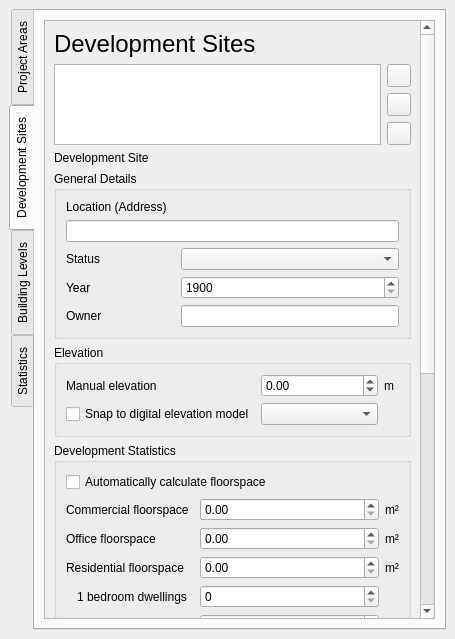
This is qcity/ui/dockwidget_main.ui in north-road/QCity as Qt 5 draws it before an edit. The edited form follows.
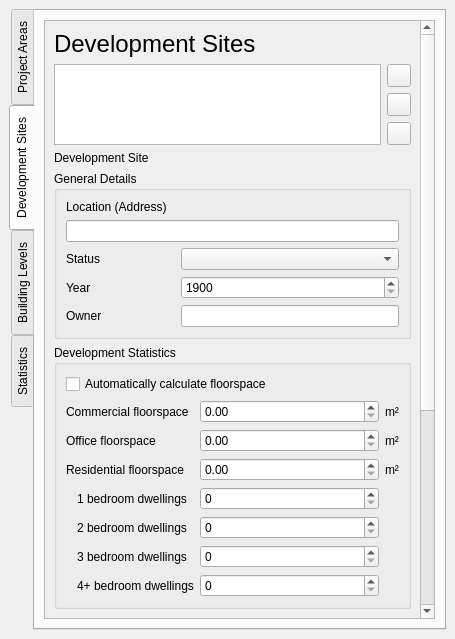
This is the edited form. The open tabs and pages were chosen to show the change. Custom widgets are drawn as their Qt base class.

Commit message: Drop elevation widgets

```diff
--- a/qcity/ui/dockwidget_main.ui
+++ b/qcity/ui/dockwidget_main.ui
@@ -532,12 +532,12 @@
            <property name="geometry">
             <rect>
              <x>0</x>
-             <y>-85</y>
-             <width>574</width>
-             <height>1134</height>
+             <y>0</y>
+             <width>371</width>
+             <height>1024</height>
             </rect>
            </property>
-           <layout class="QVBoxLayout" name="verticalLayout_6" stretch="0,0,0,0,0,0,0,0">
+           <layout class="QVBoxLayout" name="verticalLayout_6" stretch="0,0,0,0,0,0,0">
             <item>
              <widget class="QLabel" name="label_32">
               <property name="text">
@@ -668,64 +668,6 @@
               </layout>
              </widget>
             </item>
-            <item>
-             <widget class="QGroupBox" name="collapsibleGroupBox_elevation">
-              <property name="title">
-               <string>Elevation</string>
-              </property>
-              <property name="text" stdset="0">
-               <string>TextLabel</string>
-              </property>
-              <layout class="QGridLayout" name="gridLayout_12">
-               <item row="0" column="2">
-                <widget class="QLabel" name="label_51">
-                 <property name="maximumSize">
-                  <size>
-                   <width>15</width>
-                   <height>16777215</height>
-                  </size>
-                 </property>
-                 <property name="text">
-                  <string>m</string>
-                 </property>
-                </widget>
-               </item>
-               <item row="0" column="0">
-                <widget class="QLabel" name="label_50">
-                 <property name="text">
-                  <string>Manual elevation</string>
-                 </property>
-                </widget>
-               </item>
-               <item row="1" column="0">
-                <widget class="QCheckBox" name="checkBox_auto_elevation">
-                 <property name="enabled">
-                  <bool>true</bool>
-                 </property>
-                 <property name="layoutDirection">
-                  <enum>Qt::LeftToRight</enum>
-                 </property>
-                 <property name="text">
-                  <string>Snap to digital elevation model</string>
-                 </property>
-                </widget>
-               </item>
-               <item row="1" column="1">
-                <widget class="QgsMapLayerComboBox" name="comboBox_auto_elevation"/>
-               </item>
-               <item row="0" column="1">
-                <widget class="QgsDoubleSpinBox" name="site_elevation">
-                 <property name="minimum">
-                  <double>-9999999.000000000000000</double>
-                 </property>
-                 <property name="maximum">
-                  <double>9999999.000000000000000</double>
-                 </property>
-                </widget>
-               </item>
-              </layout>
-             </widget>
-            </item>
             <item>
              <widget class="QGroupBox" name="collapsibleGroupBox_building_levels_development_statistics_2">
               <property name="title">
@@ -1672,12 +1614,6 @@
    <header>qgis.gui</header>
    <container>1</container>
   </customwidget>
-  <customwidget>
-   <class>QgsMapLayerComboBox</class>
-   <extends>QComboBox</extends>
-   <header>qgis.gui</header>
-   <container>1</container>
-  </customwidget>
   <customwidget>
    <class>QgsDoubleSpinBox</class>
    <extends>QDoubleSpinBox</extends>
```
Left out of the diff: 3 changed lines with no effect on the pictures.
